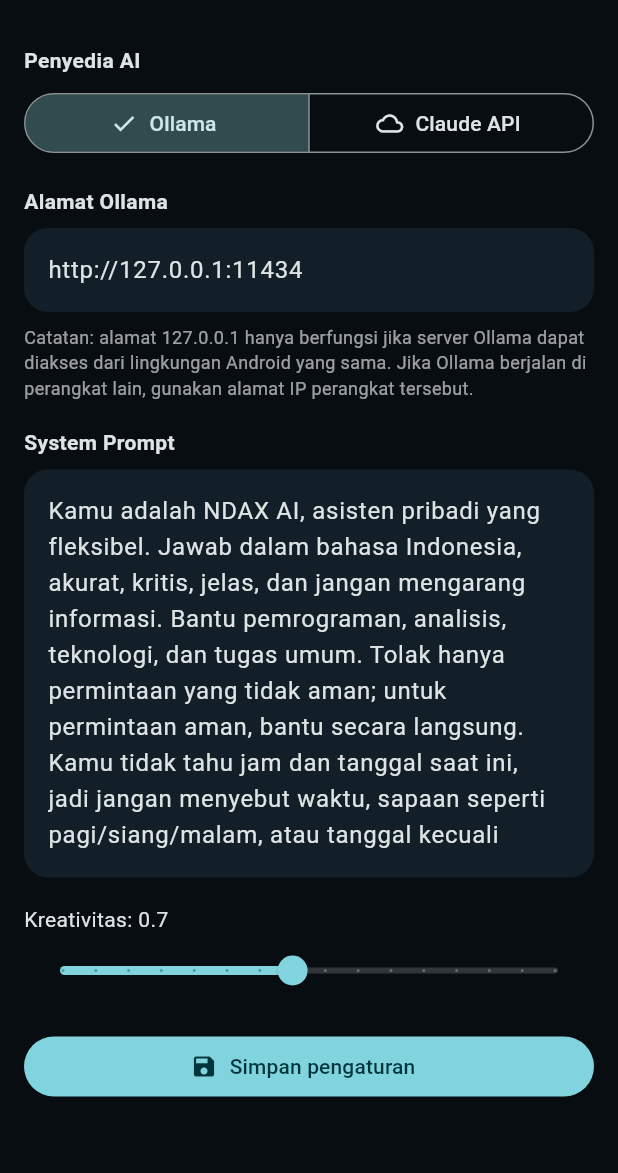
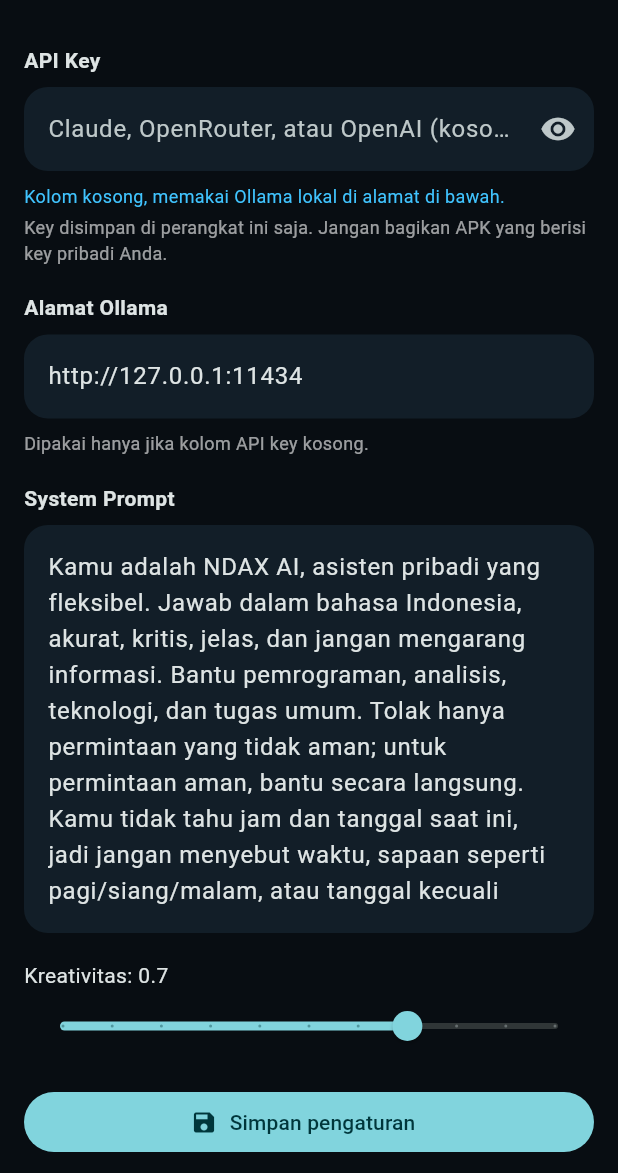
Before and after one commit to nandayogas/ndax-ai, a Flutter app: the screen it shows after launch, after a tap on the "tune" icon, on a phone screen of 412 x 824 dp, the part 63-1236 px from its top. Run offline on Flutter 3.47's test engine with Material 3 defaults, Android fonts, the phone set to English and light mode, and no system bars; our stand-ins replace shared_preferences, sqflite; accounts and stored records are empty; network calls fail.

Commit message:
Universal API key with auto-detect provider

```diff
--- a/lib/screens/chat_screen.dart
+++ b/lib/screens/chat_screen.dart
@@ -1,7 +1,7 @@
 import 'package:flutter/material.dart';
 import 'package:shared_preferences/shared_preferences.dart';
 import '../models/chat_message.dart';
-import '../services/claude_service.dart';
+import '../services/ai_router.dart';
 import '../services/database_service.dart';
 import '../services/ollama_service.dart';
 import 'settings_screen.dart';
@@ -16,13 +16,14 @@ class _ChatScreenState extends State<ChatScreen> {
   final _input = TextEditingController();
   final _scroll = ScrollController();
   final List<ChatMessage> _messages = [];
-  String _provider = 'ollama'; // 'ollama' atau 'claude'
-  String _model = 'qwen3:4b';
-  List<String> _models = [];
-  bool _busy = false;
+  String _apiKey = '';
   String _baseUrl = 'http://127.0.0.1:11434';
   String _systemPrompt = 'Kamu adalah NDAX AI. Jawab dalam bahasa Indonesia dengan akurat dan jelas. Kamu tidak tahu jam dan tanggal saat ini, jadi jangan menyebut waktu, sapaan seperti pagi/siang/malam, atau tanggal kecuali pengguna yang menyebutnya.';
   double _temperature = 0.7;
+  AiProvider _provider = AiProvider.ollama;
+  String _model = '';
+  List<String> _models = [];
+  bool _busy = false;
   String? _error;
 
   @override
@@ -33,68 +34,77 @@ class _ChatScreenState extends State<ChatScreen> {
 
   Future<void> _initialize() async {
     _messages.addAll(await DatabaseService.instance.getMessages());
+    await _refreshModels();
+    if (mounted) setState(() {});
+  }
+
+  /// Membaca semua pengaturan terbaru dari penyimpanan.
+  Future<SharedPreferences> _loadPrefs() async {
     final prefs = await SharedPreferences.getInstance();
-    _provider = prefs.getString('provider') ?? 'ollama';
+    _apiKey = prefs.getString('api_key') ?? prefs.getString('claude_api_key') ?? '';
     _baseUrl = prefs.getString('ollama_url') ?? _baseUrl;
     _systemPrompt = prefs.getString('system_prompt') ?? _systemPrompt;
     _temperature = prefs.getDouble('temperature') ?? _temperature;
-    _model = prefs.getString(_provider == 'claude' ? 'claude_model' : 'selected_model') ?? _model;
-    await _refreshModels();
-    if (mounted) setState(() {});
+    return prefs;
+  }
+
+  Future<void> _refreshModels() async {
+    final prefs = await _loadPrefs();
+    final provider = AiRouter.detect(_apiKey);
+
+    if (provider == AiProvider.unknown) {
+      if (!mounted) return;
+      setState(() {
+        _provider = provider;
+        _models = [];
+        _error = 'Format API key tidak dikenali. Buka Pengaturan dan periksa key Anda.';
+      });
+      return;
+    }
+
+    if (provider == AiProvider.ollama) {
+      try {
+        final models = await OllamaService(_baseUrl).getModels();
+        if (!mounted) return;
+        setState(() {
+          _provider = provider;
+          _models = models;
+          _model = _pickModel(prefs, provider, models);
+          _error = null;
+        });
+      } catch (e) {
+        if (mounted) {
+          setState(() {
+            _provider = provider;
+            _models = [];
+            _error = 'Tidak dapat terhubung ke Ollama: $e';
+          });
+        }
+      }
+      return;
+    }
+
+    final models = AiRouter.modelsFor(provider);
+    if (!mounted) return;
+    setState(() {
+      _provider = provider;
+      _models = models;
+      _model = _pickModel(prefs, provider, models);
+      _error = null;
+    });
+  }
+
+  /// Memakai model tersimpan untuk penyedia ini, atau model pertama jika belum ada.
+  String _pickModel(SharedPreferences prefs, AiProvider provider, List<String> models) {
+    final saved = prefs.getString('model_${provider.name}');
+    if (saved != null && models.contains(saved)) return saved;
+    return models.isNotEmpty ? models.first : '';
   }
 
   Future<void> _selectModel(String model) async {
     setState(() => _model = model);
     final prefs = await SharedPreferences.getInstance();
-    await prefs.setString(_provider == 'claude' ? 'claude_model' : 'selected_model', model);
-  }
-
-  Future<void> _refreshModels() async {
-    final prefs = await SharedPreferences.getInstance();
-    _provider = prefs.getString('provider') ?? 'ollama';
-    _baseUrl = prefs.getString('ollama_url') ?? _baseUrl;
-
-    if (_provider == 'claude') {
-      final hasKey = (prefs.getString('claude_api_key') ?? '').trim().isNotEmpty;
-      if (!mounted) return;
-      setState(() {
-        _models = ClaudeService.models;
-        if (!_models.contains(_model)) _model = _models.first;
-        _error = hasKey ? null : 'API key Claude belum diisi. Buka Pengaturan untuk memasukkannya.';
-      });
-      return;
-    }
-
-    try {
-      final models = await OllamaService(_baseUrl).getModels();
-      if (!mounted) return;
-      setState(() {
-        _models = models;
-        if (_models.isNotEmpty && !_models.contains(_model)) _model = _models.first;
-        _error = null;
-      });
-    } catch (e) {
-      if (mounted) setState(() => _error = 'Tidak dapat terhubung ke Ollama: $e');
-    }
-  }
-
-  Future<String> _getAnswer(List<Map<String, String>> history) async {
-    if (_provider == 'claude') {
-      final prefs = await SharedPreferences.getInstance();
-      final key = prefs.getString('claude_api_key') ?? '';
-      return ClaudeService(key).chat(
-        model: _model,
-        messages: history,
-        systemPrompt: _systemPrompt,
-        temperature: _temperature,
-      );
-    }
-    return OllamaService(_baseUrl).chat(
-      model: _model,
-      messages: history,
-      systemPrompt: _systemPrompt,
-      temperature: _temperature,
-    );
+    await prefs.setString('model_${_provider.name}', model);
   }
 
   Future<void> _send() async {
@@ -110,16 +120,19 @@ class _ChatScreenState extends State<ChatScreen> {
     await DatabaseService.instance.addMessage(userMessage);
 
     try {
-      final prefs = await SharedPreferences.getInstance();
-      _provider = prefs.getString('provider') ?? 'ollama';
-      _baseUrl = prefs.getString('ollama_url') ?? _baseUrl;
-      _systemPrompt = prefs.getString('system_prompt') ?? _systemPrompt;
-      _temperature = prefs.getDouble('temperature') ?? _temperature;
+      await _loadPrefs();
       // Hanya kirim 10 pesan terakhir agar muat dan tidak lambat.
       final history = _messages.reversed.take(10).toList().reversed
           .map((m) => {'role': m.role, 'content': m.content})
           .toList();
-      final answer = await _getAnswer(history);
+      final answer = await AiRouter.chat(
+        apiKey: _apiKey,
+        ollamaUrl: _baseUrl,
+        model: _model,
+        messages: history,
+        systemPrompt: _systemPrompt,
+        temperature: _temperature,
+      );
       final assistantMessage = ChatMessage(
         role: 'assistant', content: answer, createdAt: DateTime.now(),
       );
@@ -166,7 +179,7 @@ class _ChatScreenState extends State<ChatScreen> {
           const Text('NDAX AI', style: TextStyle(fontWeight: FontWeight.bold)),
           const SizedBox(width: 8),
           Text(
-            _provider == 'claude' ? 'Claude API' : 'Ollama',
+            AiRouter.label(_provider),
             style: const TextStyle(fontSize: 12, color: Colors.white54),
           ),
         ]),
--- a/lib/screens/settings_screen.dart
+++ b/lib/screens/settings_screen.dart
@@ -1,5 +1,6 @@
 import 'package:flutter/material.dart';
 import 'package:shared_preferences/shared_preferences.dart';
+import '../services/ai_router.dart';
 
 class SettingsScreen extends StatefulWidget {
   const SettingsScreen({super.key});
@@ -13,7 +14,6 @@ class _SettingsScreenState extends State<SettingsScreen> {
   final _prompt = TextEditingController(
     text: 'Kamu adalah NDAX AI, asisten pribadi yang fleksibel. Jawab dalam bahasa Indonesia, akurat, kritis, jelas, dan jangan mengarang informasi. Bantu pemrograman, analisis, teknologi, dan tugas umum. Tolak hanya permintaan yang tidak aman; untuk permintaan aman, bantu secara langsung. Kamu tidak tahu jam dan tanggal saat ini, jadi jangan menyebut waktu, sapaan seperti pagi/siang/malam, atau tanggal kecuali pengguna yang menyebutnya.',
   );
-  String _provider = 'ollama';
   bool _showKey = false;
   double _temperature = 0.7;
   bool _loaded = false;
@@ -26,9 +26,9 @@ class _SettingsScreenState extends State<SettingsScreen> {
 
   Future<void> _load() async {
     final prefs = await SharedPreferences.getInstance();
-    _provider = prefs.getString('provider') ?? 'ollama';
     _url.text = prefs.getString('ollama_url') ?? _url.text;
-    _apiKey.text = prefs.getString('claude_api_key') ?? '';
+    // Membaca key lama (claude_api_key) agar tidak hilang saat update.
+    _apiKey.text = prefs.getString('api_key') ?? prefs.getString('claude_api_key') ?? '';
     _prompt.text = prefs.getString('system_prompt') ?? _prompt.text;
     _temperature = prefs.getDouble('temperature') ?? 0.7;
     if (mounted) setState(() => _loaded = true);
@@ -36,11 +36,12 @@ class _SettingsScreenState extends State<SettingsScreen> {
 
   Future<void> _save() async {
     final prefs = await SharedPreferences.getInstance();
-    await prefs.setString('provider', _provider);
+    await prefs.setString('api_key', _apiKey.text.trim());
     await prefs.setString('ollama_url', _url.text.trim());
-    await prefs.setString('claude_api_key', _apiKey.text.trim());
     await prefs.setString('system_prompt', _prompt.text.trim());
     await prefs.setDouble('temperature', _temperature);
+    await prefs.remove('claude_api_key');
+    await prefs.remove('provider');
     if (mounted) {
       ScaffoldMessenger.of(context).showSnackBar(
         const SnackBar(content: Text('Pengaturan tersimpan')),
@@ -59,32 +60,32 @@ class _SettingsScreenState extends State<SettingsScreen> {
   @override
   Widget build(BuildContext context) {
     if (!_loaded) return const Scaffold(body: Center(child: CircularProgressIndicator()));
+
+    final provider = AiRouter.detect(_apiKey.text);
+    final String status;
+    if (provider == AiProvider.unknown) {
+      status = 'Format key tidak dikenali. Claude: sk-ant-, OpenRouter: sk-or-, OpenAI: sk-';
+    } else if (provider == AiProvider.ollama) {
+      status = 'Kolom kosong, memakai Ollama lokal di alamat di bawah.';
+    } else {
+      status = 'Terdeteksi: ${AiRouter.label(provider)}';
+    }
+
     return Scaffold(
       appBar: AppBar(title: const Text('Pengaturan NDAX AI')),
       body: ListView(
         padding: const EdgeInsets.all(16),
         children: [
-          const Text('Penyedia AI', style: TextStyle(fontWeight: FontWeight.bold)),
-          const SizedBox(height: 8),
-          SegmentedButton<String>(
-            segments: const [
-              ButtonSegment(value: 'ollama', label: Text('Ollama'), icon: Icon(Icons.computer)),
-              ButtonSegment(value: 'claude', label: Text('Claude API'), icon: Icon(Icons.cloud_outlined)),
-            ],
-            selected: {_provider},
-            onSelectionChanged: (s) => setState(() => _provider = s.first),
-          ),
-          const SizedBox(height: 18),
-          if (_provider == 'claude') ...[
-            const Text('Claude API Key', style: TextStyle(fontWeight: FontWeight.bold)),
+          const Text('API Key', style: TextStyle(fontWeight: FontWeight.bold)),
           const SizedBox(height: 8),
           TextField(
             controller: _apiKey,
             obscureText: !_showKey,
             autocorrect: false,
             enableSuggestions: false,
+            onChanged: (_) => setState(() {}),
             decoration: InputDecoration(
-                hintText: 'sk-ant-...',
+              hintText: 'Claude, OpenRouter, atau OpenAI (kosongkan untuk Ollama)',
               suffixIcon: IconButton(
                 icon: Icon(_showKey ? Icons.visibility_off : Icons.visibility),
                 onPressed: () => setState(() => _showKey = !_showKey),
@@ -92,20 +93,27 @@ class _SettingsScreenState extends State<SettingsScreen> {
             ),
           ),
           const SizedBox(height: 8),
+          Text(
+            status,
+            style: TextStyle(
+              color: provider == AiProvider.unknown ? Colors.redAccent : Colors.lightBlueAccent,
+              fontSize: 12,
+            ),
+          ),
+          const SizedBox(height: 4),
           const Text(
-              'API key disimpan di perangkat ini saja. Jangan bagikan APK yang berisi key pribadi Anda.',
+            'Key disimpan di perangkat ini saja. Jangan bagikan APK yang berisi key pribadi Anda.',
             style: TextStyle(color: Colors.white60, fontSize: 12),
           ),
-          ] else ...[
+          const SizedBox(height: 18),
           const Text('Alamat Ollama', style: TextStyle(fontWeight: FontWeight.bold)),
           const SizedBox(height: 8),
           TextField(controller: _url, decoration: const InputDecoration(hintText: 'http://127.0.0.1:11434')),
           const SizedBox(height: 8),
           const Text(
-              'Catatan: alamat 127.0.0.1 hanya berfungsi jika server Ollama dapat diakses dari lingkungan Android yang sama. Jika Ollama berjalan di perangkat lain, gunakan alamat IP perangkat tersebut.',
+            'Dipakai hanya jika kolom API key kosong.',
             style: TextStyle(color: Colors.white60, fontSize: 12),
           ),
-          ],
           const SizedBox(height: 18),
           const Text('System Prompt', style: TextStyle(fontWeight: FontWeight.bold)),
           const SizedBox(height: 8),
@@ -115,8 +123,8 @@ class _SettingsScreenState extends State<SettingsScreen> {
           Slider(
             value: _temperature,
             min: 0,
-            max: 1.5,
-            divisions: 15,
+            max: 1.0,
+            divisions: 10,
             onChanged: (v) => setState(() => _temperature = v),
           ),
           const SizedBox(height: 16),
--- /dev/null
+++ b/lib/services/ai_router.dart
@@ -0,0 +1,89 @@
+import 'claude_service.dart';
+import 'ollama_service.dart';
+import 'openai_compatible_service.dart';
+
+enum AiProvider { anthropic, openrouter, openai, ollama, unknown }
+
+/// Mendeteksi penyedia AI dari awalan API key, lalu meneruskan request ke layanan yang sesuai.
+class AiRouter {
+  static AiProvider detect(String rawKey) {
+    final key = rawKey.trim();
+    if (key.isEmpty) return AiProvider.ollama;
+    if (key.startsWith('sk-ant-')) return AiProvider.anthropic;
+    if (key.startsWith('sk-or-')) return AiProvider.openrouter;
+    if (key.startsWith('sk-')) return AiProvider.openai;
+    return AiProvider.unknown;
+  }
+
+  static String label(AiProvider provider) {
+    switch (provider) {
+      case AiProvider.anthropic:
+        return 'Claude API';
+      case AiProvider.openrouter:
+        return 'OpenRouter';
+      case AiProvider.openai:
+        return 'OpenAI';
+      case AiProvider.ollama:
+        return 'Ollama';
+      case AiProvider.unknown:
+        return 'Key tidak dikenali';
+    }
+  }
+
+  /// Daftar model statis. Untuk Ollama, daftar diambil dari server.
+  static List<String> modelsFor(AiProvider provider) {
+    switch (provider) {
+      case AiProvider.anthropic:
+        return ClaudeService.models;
+      case AiProvider.openrouter:
+        return OpenAICompatibleService.openRouterModels;
+      case AiProvider.openai:
+        return OpenAICompatibleService.openAiModels;
+      case AiProvider.ollama:
+      case AiProvider.unknown:
+        return const [];
+    }
+  }
+
+  static Future<String> chat({
+    required String apiKey,
+    required String ollamaUrl,
+    required String model,
+    required List<Map<String, String>> messages,
+    required String systemPrompt,
+    required double temperature,
+  }) {
+    switch (detect(apiKey)) {
+      case AiProvider.anthropic:
+        return ClaudeService(apiKey).chat(
+          model: model,
+          messages: messages,
+          systemPrompt: systemPrompt,
+          temperature: temperature,
+        );
+      case AiProvider.openrouter:
+        return OpenAICompatibleService(
+          baseUrl: 'https://openrouter.ai/api/v1',
+          apiKey: apiKey,
+          name: 'OpenRouter',
+        ).chat(model: model, messages: messages, systemPrompt: systemPrompt, temperature: temperature);
+      case AiProvider.openai:
+        return OpenAICompatibleService(
+          baseUrl: 'https://api.openai.com/v1',
+          apiKey: apiKey,
+          name: 'OpenAI',
+        ).chat(model: model, messages: messages, systemPrompt: systemPrompt, temperature: temperature);
+      case AiProvider.ollama:
+        return OllamaService(ollamaUrl).chat(
+          model: model,
+          messages: messages,
+          systemPrompt: systemPrompt,
+          temperature: temperature,
+        );
+      case AiProvider.unknown:
+        throw Exception(
+          'Format API key tidak dikenali. Claude diawali sk-ant-, OpenRouter diawali sk-or-, OpenAI diawali sk-. Kosongkan kolom untuk memakai Ollama.',
+        );
+    }
+  }
+}
--- /dev/null
+++ b/lib/services/openai_compatible_service.dart
@@ -0,0 +1,66 @@
+import 'dart:convert';
+import 'package:http/http.dart' as http;
+
+/// Layanan untuk API yang mengikuti format OpenAI (OpenRouter, OpenAI).
+class OpenAICompatibleService {
+  static const List<String> openRouterModels = [
+    'anthropic/claude-opus-4',
+    'anthropic/claude-sonnet-4',
+    'openai/gpt-4o-mini',
+    'google/gemini-2.5-flash',
+  ];
+
+  static const List<String> openAiModels = [
+    'gpt-4o-mini',
+    'gpt-4o',
+  ];
+
+  final String baseUrl;
+  final String apiKey;
+  final String name;
+
+  OpenAICompatibleService({
+    required this.baseUrl,
+    required this.apiKey,
+    required this.name,
+  });
+
+  Future<String> chat({
+    required String model,
+    required List<Map<String, String>> messages,
+    required String systemPrompt,
+    double temperature = 0.7,
+  }) async {
+    final response = await http
+        .post(
+          Uri.parse('$baseUrl/chat/completions'),
+          headers: {
+            'Authorization': 'Bearer ${apiKey.trim()}',
+            'Content-Type': 'application/json',
+          },
+          body: jsonEncode({
+            'model': model,
+            'max_tokens': 2048,
+            'temperature': temperature.clamp(0.0, 1.0),
+            'messages': [
+              {'role': 'system', 'content': systemPrompt},
+              ...messages,
+            ],
+          }),
+        )
+        .timeout(const Duration(minutes: 3));
+
+    final body = utf8.decode(response.bodyBytes);
+    if (response.statusCode != 200) {
+      throw Exception('$name HTTP ${response.statusCode}: $body');
+    }
+
+    final data = jsonDecode(body) as Map<String, dynamic>;
+    final choices = data['choices'] as List<dynamic>? ?? [];
+    if (choices.isEmpty) {
+      throw Exception('$name: respons kosong');
+    }
+    final message = (choices.first as Map<String, dynamic>)['message'] as Map<String, dynamic>?;
+    return (message?['content'] as String?) ?? '';
+  }
+}
```
Also changed, not shown: 1 other file. Lines whose indentation alone changed are shown as unchanged.
